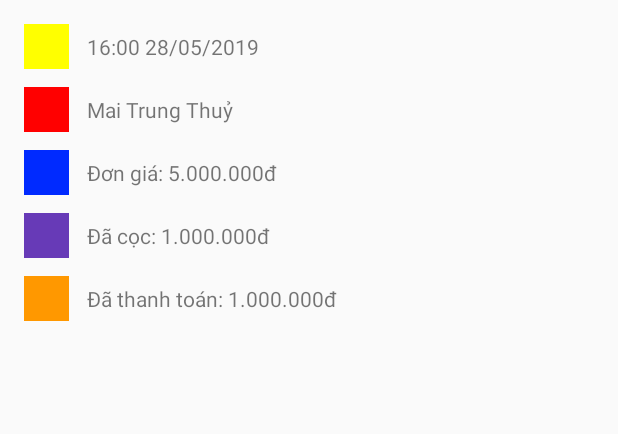
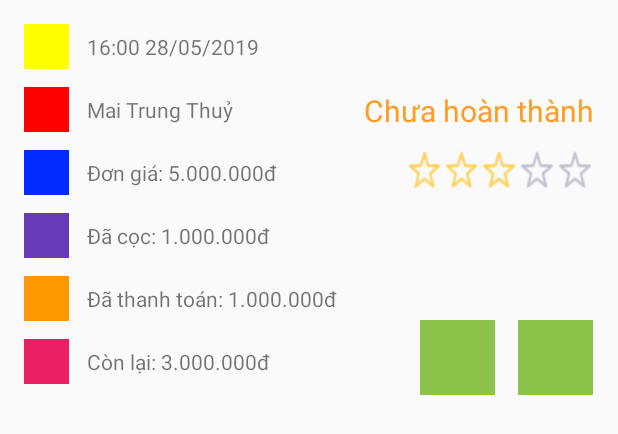
Before and after one commit to tqlong1609/Recycle-Tattoo-Studio, an Android app: the layout views_history.xml on its own in the app's theme, with its tools: preview values and no code run, on a phone screen of 412 x 824 dp. Shown: the top 434 px of the screen. Run offline under Robolectric (Android 15) with nearby library versions, the phone set to English and light mode, and no system bars.

Commit message:
edit animation, finish views item, add icon star, check validate

```diff
--- a/app/src/main/res/layout/activity_splash.xml
+++ b/app/src/main/res/layout/activity_splash.xml
@@ -4,6 +4,7 @@
     xmlns:tools="http://schemas.android.com/tools"
     android:layout_width="match_parent"
     android:layout_height="match_parent"
+    android:background="@color/colorWhite"
     tools:context=".ui.activity.SplashActivity">
 
     <ImageView
--- a/app/src/main/res/layout/views_history.xml
+++ b/app/src/main/res/layout/views_history.xml
@@ -100,4 +100,113 @@
         android:text="Đã thanh toán: 1.000.000đ"
         app:layout_constraintStart_toEndOf="@+id/img_payment"
         app:layout_constraintTop_toTopOf="@+id/img_payment" />
+
+    <ImageView
+        android:id="@+id/img_balance"
+        android:layout_width="@dimen/image_width_header"
+        android:layout_height="@dimen/image_height_header"
+        android:layout_marginTop="@dimen/img_margin_top"
+        android:background="#E91E63"
+        app:layout_constraintStart_toStartOf="@+id/img_payment"
+        app:layout_constraintTop_toBottomOf="@+id/img_payment" />
+
+    <TextView
+        android:id="@+id/txt_balance"
+        android:layout_width="wrap_content"
+        android:layout_height="wrap_content"
+        android:layout_marginTop="@dimen/txt_margin_top"
+        android:layout_marginStart="@dimen/img_margin_start"
+        android:text="Còn lại: 3.000.000đ"
+        app:layout_constraintStart_toEndOf="@+id/img_balance"
+        app:layout_constraintTop_toTopOf="@+id/img_balance" />
+
+    <TextView
+        android:id="@+id/txt_status"
+        style="@style/TxtStatus"
+        android:layout_width="wrap_content"
+        android:layout_height="wrap_content"
+        android:layout_marginStart="8dp"
+        android:layout_marginTop="60dp"
+        android:layout_marginEnd="4dp"
+        android:layout_marginBottom="8dp"
+        android:text="Chưa hoàn thành"
+        app:layout_constraintBottom_toBottomOf="parent"
+        app:layout_constraintEnd_toEndOf="parent"
+        app:layout_constraintHorizontal_bias="0.95"
+        app:layout_constraintStart_toStartOf="parent"
+        app:layout_constraintTop_toTopOf="parent"
+        app:layout_constraintVertical_bias="0.0" />
+
+    <LinearLayout
+        android:id="@+id/linearLayout"
+        android:layout_width="@dimen/linear_layout_width"
+        android:layout_height="@dimen/linear_layout_height"
+        android:layout_marginTop="12dp"
+        android:orientation="horizontal"
+        android:weightSum="5"
+        app:layout_constraintEnd_toEndOf="@+id/txt_status"
+        app:layout_constraintHorizontal_bias="1.0"
+        app:layout_constraintStart_toStartOf="@+id/txt_status"
+        app:layout_constraintTop_toBottomOf="@+id/txt_status">
+
+        <ImageView
+            android:id="@+id/img_star_1"
+            android:layout_width="0dp"
+            android:layout_height="match_parent"
+            android:layout_weight="1"
+            android:background="@drawable/ic_star_yellow" />
+
+        <ImageView
+            android:id="@+id/img_star_2"
+            android:layout_width="0dp"
+            android:layout_height="match_parent"
+            android:layout_weight="1"
+            android:background="@drawable/ic_star_yellow" />
+
+        <ImageView
+            android:id="@+id/img_star_3"
+            android:layout_width="0dp"
+            android:layout_height="match_parent"
+            android:layout_weight="1"
+            android:background="@drawable/ic_star_yellow" />
+
+        <ImageView
+            android:id="@+id/img_star_4"
+            android:layout_width="0dp"
+            android:layout_height="match_parent"
+            android:layout_weight="1"
+            android:background="@drawable/ic_star_white" />
+
+        <ImageView
+            android:id="@+id/img_star_5"
+            android:layout_width="0dp"
+            android:layout_height="match_parent"
+            android:layout_weight="1"
+            android:background="@drawable/ic_star_white" />
+    </LinearLayout>
+
+    <ImageView
+        android:id="@+id/img_edit"
+        android:background="#8BC34A"
+        android:layout_width="@dimen/img_edit_width"
+        android:layout_height="@dimen/img_edit_height"
+        android:layout_marginStart="280dp"
+        android:layout_marginTop="84dp"
+        app:layout_constraintStart_toStartOf="parent"
+        app:layout_constraintTop_toBottomOf="@+id/linearLayout" />
+
+    <ImageView
+        android:id="@+id/img_remove"
+        android:layout_width="@dimen/img_edit_width"
+        android:layout_height="@dimen/img_edit_height"
+        android:layout_marginStart="12dp"
+        android:layout_marginEnd="8dp"
+        android:background="#8BC34A"
+        app:layout_constraintEnd_toEndOf="parent"
+        app:layout_constraintHorizontal_bias="0.272"
+        app:layout_constraintStart_toEndOf="@+id/img_edit"
+        app:layout_constraintTop_toTopOf="@+id/img_edit" />
+
+
+
 </androidx.constraintlayout.widget.ConstraintLayout>
--- a/app/src/main/res/values/colors.xml
+++ b/app/src/main/res/values/colors.xml
@@ -9,4 +9,5 @@
     <color name="colorWhite">#F8F7F7</color>
     <color name="colorPaleBrown">#242222</color>
     <color name="colorBlack">#050505</color>
+    <color name="colorYellowOrange">#FF9C22</color>
 </resources>
--- a/app/src/main/res/values/dimens.xml
+++ b/app/src/main/res/values/dimens.xml
@@ -63,4 +63,9 @@
     <dimen name="img_margin_top">12dp</dimen>
     <dimen name="img_margin_start">12dp</dimen>
     <dimen name="txt_margin_top">5dp</dimen>
+    <dimen name="linear_layout_width">125dp</dimen>
+    <dimen name="linear_layout_height">30dp</dimen>
+    <dimen name="img_edit_width">50dp</dimen>
+    <dimen name="img_edit_height">50dp</dimen>
+
 </resources>
--- a/app/src/main/res/values/styles.xml
+++ b/app/src/main/res/values/styles.xml
@@ -57,4 +57,10 @@
         <item name="android:textSize">20sp</item>
         <item name="android:textStyle">bold</item>
     </style>
+
+    <!-- Views history-->
+    <style name="TxtStatus">
+        <item name="android:textSize">20sp</item>
+        <item name="android:textColor">@color/colorYellowOrange</item>
+    </style>
 </resources>
```
Also changed, not shown: app/src/main/java/vn/ts5/tattoo/ui/activity/LoginActivity.java (+22 -2 lines), app/src/main/java/vn/ts5/tattoo/ui/activity/MainActivity.java (+8 -4 lines), app/src/main/java/vn/ts5/tattoo/ui/adapter/HistoryAdapter.java (+53 -56 lines), app/src/main/java/vn/ts5/tattoo/utils/ValidateUtil.java (added, +10 -0 lines), app/src/main/res/anim/close_translate.xml (deleted, +0 -16 lines), app/src/main/res/anim/enter.xml (added, +11 -0 lines), app/src/main/res/anim/exit.xml (added, +11 -0 lines), app/src/main/res/anim/open_translate.xml (deleted, +0 -15 lines), app/src/main/res/drawable/ic_clock.png (added), app/src/main/res/drawable/ic_star_white.png (added), app/src/main/res/drawable/ic_star_yellow.png (added).
